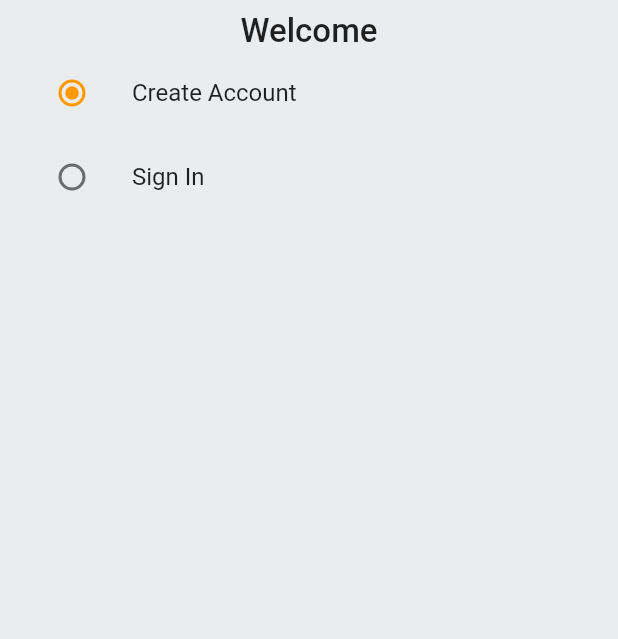
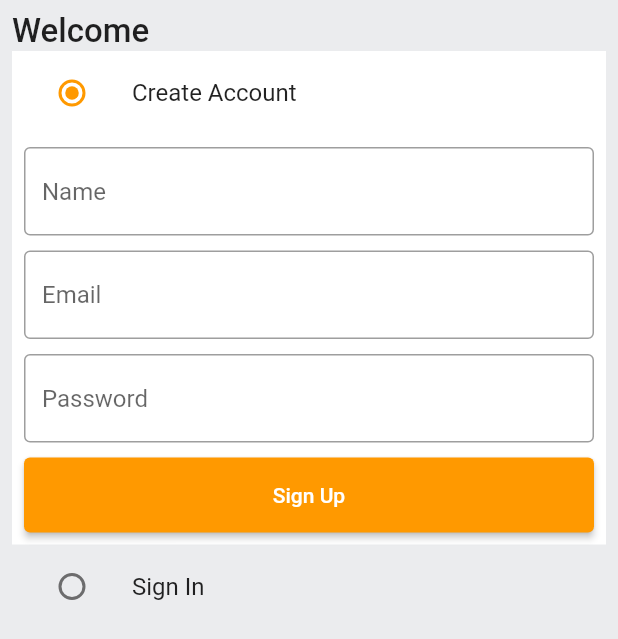
Before and after one commit to Sakthieswaran-tech/legendary-garbanzo, a Flutter app: the screen it shows after launch, on a phone screen of 412 x 824 dp. Shown: the top 639 px of the screen. Run offline on Flutter 3.47's test engine with Material 2 defaults, Android fonts, the light colour scheme and no system bars.

Commit message:
auth screen design

```diff
--- a/lib/features/auth/screens/auth_screen.dart
+++ b/lib/features/auth/screens/auth_screen.dart
@@ -1,4 +1,6 @@
 import 'package:ecommproject/constants/global_variables.dart';
+import 'package:ecommproject/features/auth/widgets/custom_button.dart';
+import 'package:ecommproject/features/auth/widgets/custom_text_field.dart';
 import 'package:flutter/material.dart';
 
 enum Auth { signin, signup }
@@ -13,6 +15,13 @@ class AuthScreen extends StatefulWidget {
 
 class _AuthScreenState extends State<AuthScreen> {
   Auth _auth = Auth.signup;
+
+  final TextEditingController _nameController = TextEditingController();
+  final TextEditingController _emailController = TextEditingController();
+  final TextEditingController _passwordController = TextEditingController();
+
+  final _signInFormKey = GlobalKey<FormState>();
+  final _signUpFormKey = GlobalKey<FormState>();
   @override
   Widget build(BuildContext context) {
     return Scaffold(
@@ -21,6 +30,7 @@ class _AuthScreenState extends State<AuthScreen> {
         child: Padding(
           padding: const EdgeInsets.all(8.0),
           child: Column(
+            crossAxisAlignment: CrossAxisAlignment.start,
             children: [
               const Text(
                 "Welcome",
@@ -28,6 +38,9 @@ class _AuthScreenState extends State<AuthScreen> {
               ),
               ListTile(
                 title: const Text('Create Account'),
+                tileColor: _auth == Auth.signup
+                    ? GlobalVariables.backgroundColor
+                    : GlobalVariables.greyBackgroundCOlor,
                 leading: Radio(
                     activeColor: GlobalVariables.secondaryColor,
                     value: Auth.signup,
@@ -38,8 +51,45 @@ class _AuthScreenState extends State<AuthScreen> {
                       });
                     }),
               ),
+              if (_auth == Auth.signup)
+                Container(
+                  padding: const EdgeInsets.all(8),
+                  color: GlobalVariables.backgroundColor,
+                  child: Form(
+                    key: _signInFormKey,
+                    child: Column(
+                      children: [
+                        CustomTextField(
+                          textEditingController: _nameController,
+                          hintText: 'Name',
+                        ),
+                        const SizedBox(
+                          height: 10,
+                        ),
+                        CustomTextField(
+                          textEditingController: _emailController,
+                          hintText: 'Email',
+                        ),
+                        const SizedBox(
+                          height: 10,
+                        ),
+                        CustomTextField(
+                          textEditingController: _passwordController,
+                          hintText: 'Password',
+                        ),
+                        const SizedBox(
+                          height: 10,
+                        ),
+                        CustomButton(onTap: () {}, text: 'Sign Up')
+                      ],
+                    ),
+                  ),
+                ),
               ListTile(
                 title: const Text('Sign In'),
+                tileColor: _auth == Auth.signin
+                    ? GlobalVariables.backgroundColor
+                    : GlobalVariables.greyBackgroundCOlor,
                 leading: Radio(
                   activeColor: GlobalVariables.secondaryColor,
                   value: Auth.signin,
@@ -50,7 +100,34 @@ class _AuthScreenState extends State<AuthScreen> {
                     });
                   },
                 ),
-              )
+              ),
+              if (_auth == Auth.signin)
+                Container(
+                  color: GlobalVariables.backgroundColor,
+                  padding: const EdgeInsets.all(8),
+                  child: Form(
+                    key: _signUpFormKey,
+                    child: Column(
+                      children: [
+                        CustomTextField(
+                          textEditingController: _emailController,
+                          hintText: 'Email',
+                        ),
+                        const SizedBox(
+                          height: 10,
+                        ),
+                        CustomTextField(
+                          textEditingController: _passwordController,
+                          hintText: 'Password',
+                        ),
+                        const SizedBox(
+                          height: 10,
+                        ),
+                        CustomButton(onTap: () {}, text: 'Sign In')
+                      ],
+                    ),
+                  ),
+                )
             ],
           ),
         ),
--- /dev/null
+++ b/lib/features/auth/widgets/custom_button.dart
@@ -0,0 +1,17 @@
+import 'package:flutter/material.dart';
+
+class CustomButton extends StatelessWidget {
+  final VoidCallback onTap;
+  final String text;
+  const CustomButton({required this.onTap, required this.text, super.key});
+
+  @override
+  Widget build(BuildContext context) {
+    return ElevatedButton(
+      onPressed: onTap,
+      child: Text(text),
+      style: ElevatedButton.styleFrom(
+          minimumSize: const Size(double.infinity, 50)),
+    );
+  }
+}
--- /dev/null
+++ b/lib/features/auth/widgets/custom_text_field.dart
@@ -0,0 +1,24 @@
+import 'package:flutter/material.dart';
+
+class CustomTextField extends StatelessWidget {
+  const CustomTextField(
+      {required this.textEditingController, required this.hintText, super.key});
+
+  final TextEditingController textEditingController;
+  final String hintText;
+  @override
+  Widget build(BuildContext context) {
+    return TextFormField(
+      controller: textEditingController,
+      decoration: InputDecoration(
+          hintText: hintText,
+          border: const OutlineInputBorder(
+              borderSide: BorderSide(color: Colors.black38)),
+          enabledBorder: const OutlineInputBorder(
+              borderSide: BorderSide(color: Colors.black38))),
+      validator: (val) {
+        return "";
+      },
+    );
+  }
+}
```
